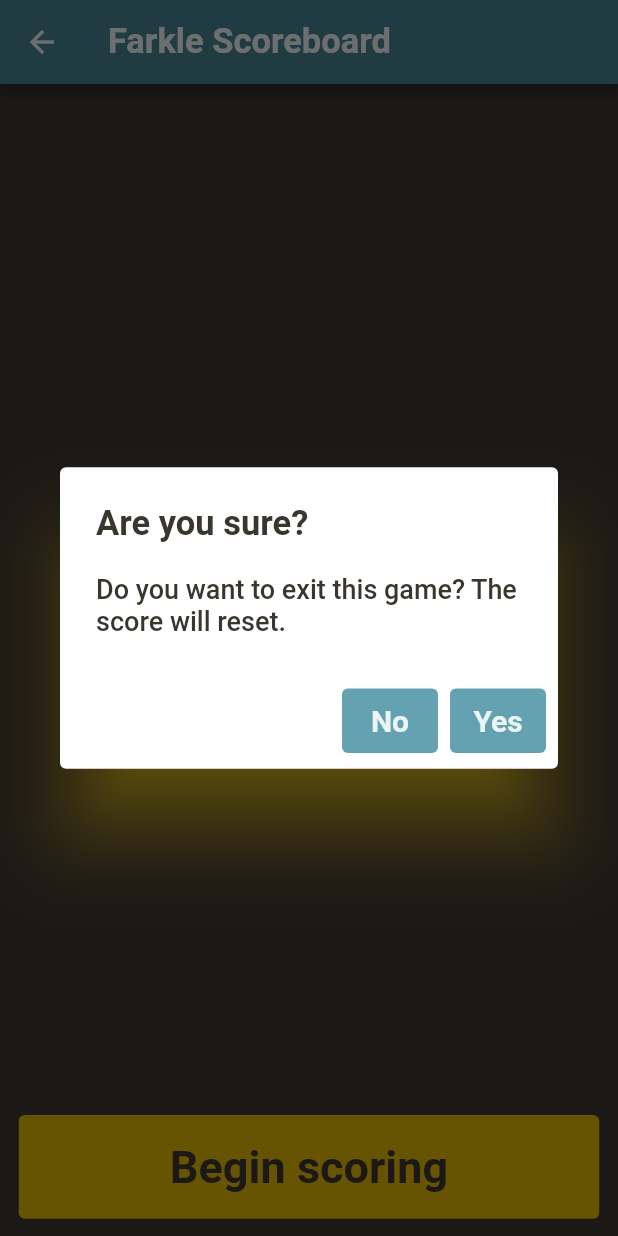
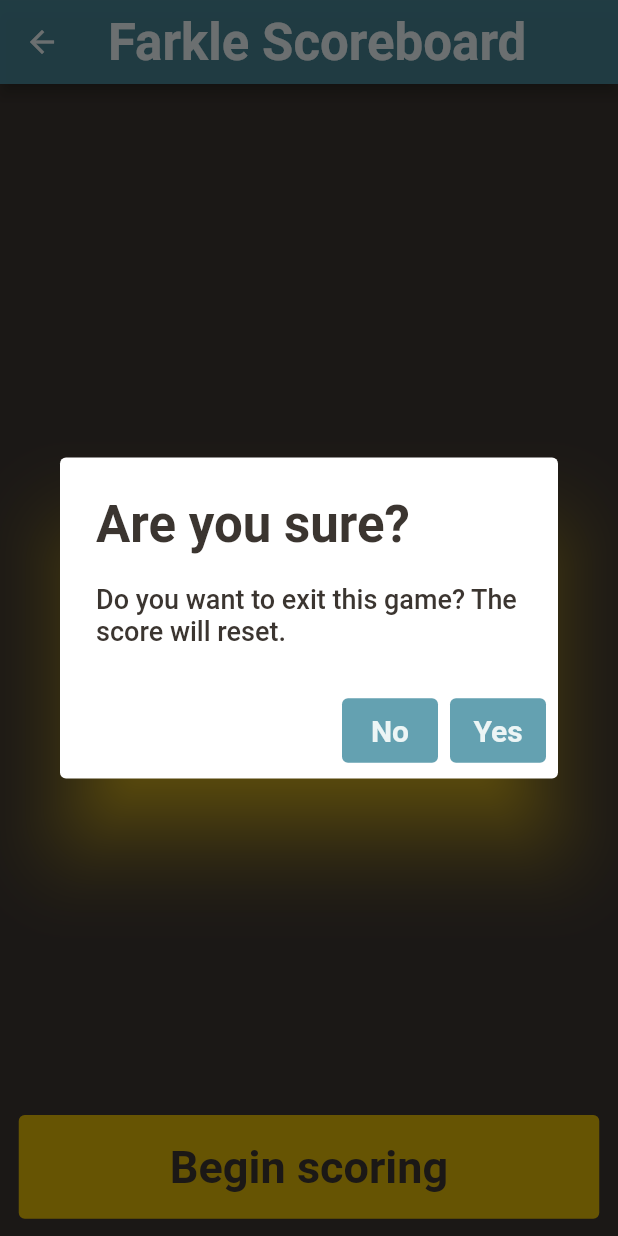
Before and after one commit to Kgresmer/farkle_scoreboard, a Flutter app: the ScoreboardScreen screen opened by its route, after a tap on the "arrow back" icon, on a phone screen of 412 x 824 dp. Run offline on Flutter 3.47's test engine with Material 2 defaults, Android fonts, the phone set to English and light mode, and no system bars; our stand-ins replace audioplayers, fluttertoast, vibration.

Commit message:
Fixing bugs

```diff
--- a/lib/main.dart
+++ b/lib/main.dart
@@ -16,10 +16,10 @@ void main() {
 }
 
 class MyApp extends StatelessWidget {
-  var yellow = const Color(0xD9fccd00);
-  var blackish = const Color(0xFF3b3530);
-  var teal = const Color(0xD94990a3);
-  var white = const Color(0xF2f3f9f9);
+  static const yellow = const Color(0xD9fccd00);
+  static const blackish = const Color(0xFF3b3530);
+  static const teal = const Color(0xD94990a3);
+  static const white = const Color(0xF2f3f9f9);
 
   @override
   Widget build(BuildContext context) {
@@ -78,13 +78,13 @@ class MyApp extends StatelessWidget {
                 bodySmall: TextStyle(
                     color: blackish, fontSize: 18, fontWeight: FontWeight.w500),
                 bodyMedium: TextStyle(
-                    color: blackish, fontSize: 22, fontWeight: FontWeight.w500),
+                    color: blackish, fontSize: 23, fontWeight: FontWeight.w500),
                 headlineLarge: TextStyle(
                     color: white, fontSize: 23, fontWeight: FontWeight.w600),
                 headlineMedium: TextStyle(
                     color: white, fontSize: 18, fontWeight: FontWeight.w500),
                 titleLarge: TextStyle(
-                    color: blackish, fontSize: 23, fontWeight: FontWeight.w600),
+                    color: blackish, fontSize: 34, fontWeight: FontWeight.bold),
                 titleMedium: TextStyle(
                     color: blackish,
                     fontSize: 18,
--- a/lib/widgets/existing_player_list.dart
+++ b/lib/widgets/existing_player_list.dart
@@ -134,7 +134,7 @@ class _ExistingPlayerListState extends State<ExistingPlayerList> {
                               Theme
                                   .of(context)
                                   .textTheme
-                                  .titleLarge),
+                                  .bodyMedium),
                         ))),
               ),
               title: Text(
--- a/lib/widgets/scoreboard_player_list.dart
+++ b/lib/widgets/scoreboard_player_list.dart
@@ -1,3 +1,4 @@
+import 'package:farkle_scoreboard/screens/scoreboard_screen.dart';
 import 'package:provider/provider.dart';
 import '../models/RosterPlayer.dart';
 import 'package:flutter/material.dart';
@@ -23,6 +24,16 @@ class ScoreboardPlayerList extends StatelessWidget {
   }
 
   void evaluateIfGameIsOver(context) {
+    bool isNewRouteSameAsCurrent = true;
+
+    Navigator.popUntil(context, (route) {
+      if (route.settings.name != ScoreboardScreen.routeName) {
+        isNewRouteSameAsCurrent = false;
+      }
+      return true;
+    });
+
+    if (isNewRouteSameAsCurrent) {
       final rosterData = Provider.of<Roster>(context, listen: false);
       final List<RosterPlayer> _players = [...rosterData.players];
       if (_players.length > 0) {
@@ -35,6 +46,7 @@ class ScoreboardPlayerList extends StatelessWidget {
         });
         if (allComplete) {
           Navigator.of(context).pushNamed(GameOverScreen.routeName);
+        }
       }
     }
   }
@@ -67,7 +79,7 @@ class ScoreboardPlayerList extends StatelessWidget {
                   padding: const EdgeInsets.only(left: 15),
                   child: FittedBox(
                     child: Text(_players[index].player.name,
-                        style: (_players[index].active != null && _players[index].active) ? Theme.of(context).textTheme.titleLarge : Theme.of(context).textTheme.headlineLarge),
+                        style: (_players[index].active != null && _players[index].active) ? Theme.of(context).textTheme.bodyMedium : Theme.of(context).textTheme.headlineLarge),
                   )),
             ),
             title: Padding(
@@ -79,7 +91,7 @@ class ScoreboardPlayerList extends StatelessWidget {
                       context, _players[index].farkles),
                   Text(
                     _players[index].score.toString(),
-                    style: _players[index].active ? Theme.of(context).textTheme.titleLarge : Theme.of(context).textTheme.headlineLarge,
+                    style: _players[index].active ? Theme.of(context).textTheme.bodyMedium : Theme.of(context).textTheme.headlineLarge,
                   )
                 ],
               ),
```
Also changed, not shown: lib/screens/fill_roster_screen.dart (+18 -74 lines), lib/screens/game_over_screen.dart (+13 -8 lines), lib/widgets/gameover_player_list.dart (+10 -5 lines), lib/widgets/roster_player_list.dart (added, +91 -0 lines). Lines whose indentation alone changed are shown as unchanged.
